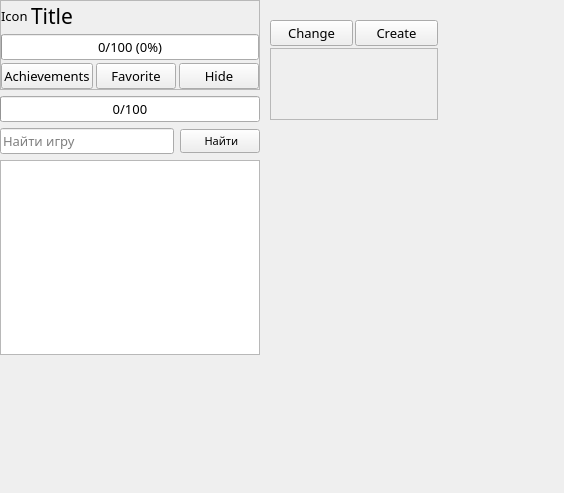
Before: the Qt Designer form AraSteamManager/subform/formgames.ui in Arankir/AraSteamManager, drawn with Qt 5.
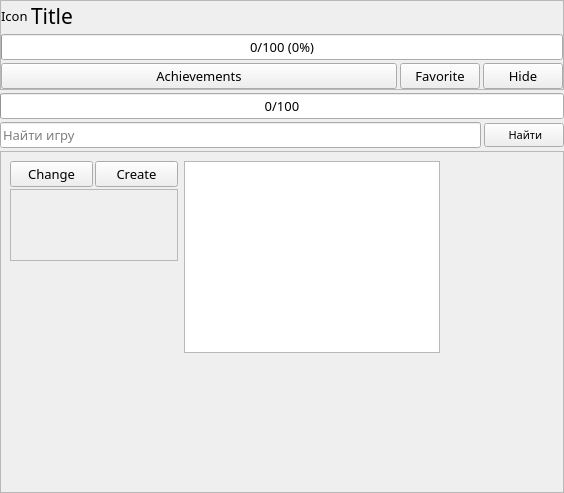
After: the same form once the commit is applied.

```diff
--- a/AraSteamManager/subform/formgames.ui
+++ b/AraSteamManager/subform/formgames.ui
@@ -19,18 +19,9 @@
   <property name="windowTitle">
    <string>SteamAchievementsStatistic</string>
   </property>
-  <widget class="QFrame" name="FrameGroup">
-   <property name="geometry">
-    <rect>
-     <x>270</x>
-     <y>20</y>
-     <width>168</width>
-     <height>100</height>
-    </rect>
-   </property>
-   <layout class="QVBoxLayout" name="verticalLayout">
+  <layout class="QVBoxLayout" name="verticalLayout_2">
     <property name="spacing">
-     <number>2</number>
+    <number>3</number>
     </property>
     <property name="leftMargin">
      <number>0</number>
@@ -44,61 +35,14 @@
     <property name="bottomMargin">
      <number>0</number>
     </property>
-    <item>
-     <layout class="QHBoxLayout" name="horizontalLayout_4">
-      <item>
-       <widget class="QPushButton" name="ButtonChangeGroup">
-        <property name="text">
-         <string>Change</string>
-        </property>
-       </widget>
-      </item>
-      <item>
-       <widget class="QPushButton" name="ButtonCreateGroup">
-        <property name="text">
-         <string>Create</string>
-        </property>
-       </widget>
-      </item>
-     </layout>
-    </item>
-    <item>
-     <widget class="QScrollArea" name="ScrollAreaGroup">
-      <property name="sizePolicy">
-       <sizepolicy hsizetype="Minimum" vsizetype="Expanding">
-        <horstretch>0</horstretch>
-        <verstretch>0</verstretch>
-       </sizepolicy>
-      </property>
-      <property name="widgetResizable">
-       <bool>true</bool>
-      </property>
-      <widget class="QWidget" name="scrollAreaWidgetContents_2">
-       <property name="geometry">
-        <rect>
-         <x>0</x>
-         <y>0</y>
-         <width>166</width>
-         <height>68</height>
-        </rect>
-       </property>
-      </widget>
-     </widget>
-    </item>
-   </layout>
-  </widget>
-  <widget class="QWidget" name="">
-   <property name="geometry">
-    <rect>
-     <x>0</x>
-     <y>0</y>
-     <width>260</width>
-     <height>355</height>
-    </rect>
-   </property>
-   <layout class="QVBoxLayout" name="mainLayout">
     <item>
      <widget class="QFrame" name="FrameGame">
+     <property name="sizePolicy">
+      <sizepolicy hsizetype="Preferred" vsizetype="Minimum">
+       <horstretch>0</horstretch>
+       <verstretch>0</verstretch>
+      </sizepolicy>
+     </property>
       <property name="frameShape">
        <enum>QFrame::StyledPanel</enum>
       </property>
@@ -136,7 +80,7 @@
          <item>
           <widget class="QLabel" name="LabelTitleGame">
            <property name="sizePolicy">
-            <sizepolicy hsizetype="Expanding" vsizetype="Preferred">
+           <sizepolicy hsizetype="Expanding" vsizetype="Fixed">
              <horstretch>0</horstretch>
              <verstretch>0</verstretch>
             </sizepolicy>
@@ -217,6 +161,12 @@
      <layout class="QHBoxLayout" name="horizontalLayout">
       <item>
        <widget class="QLineEdit" name="LineEditGame">
+       <property name="sizePolicy">
+        <sizepolicy hsizetype="Expanding" vsizetype="Fixed">
+         <horstretch>0</horstretch>
+         <verstretch>0</verstretch>
+        </sizepolicy>
+       </property>
         <property name="font">
          <font>
           <family>Ebrima</family>
@@ -233,6 +183,12 @@
         <property name="enabled">
          <bool>true</bool>
         </property>
+       <property name="sizePolicy">
+        <sizepolicy hsizetype="Minimum" vsizetype="Fixed">
+         <horstretch>0</horstretch>
+         <verstretch>0</verstretch>
+        </sizepolicy>
+       </property>
         <property name="font">
          <font>
           <family>Ebrima</family>
@@ -247,7 +203,28 @@
      </layout>
     </item>
     <item>
+    <widget class="QFrame" name="FrameGames">
+     <property name="sizePolicy">
+      <sizepolicy hsizetype="Preferred" vsizetype="Expanding">
+       <horstretch>0</horstretch>
+       <verstretch>0</verstretch>
+      </sizepolicy>
+     </property>
+     <property name="frameShape">
+      <enum>QFrame::StyledPanel</enum>
+     </property>
+     <property name="frameShadow">
+      <enum>QFrame::Raised</enum>
+     </property>
      <widget class="QTableWidget" name="TableWidgetGames">
+      <property name="geometry">
+       <rect>
+        <x>184</x>
+        <y>10</y>
+        <width>256</width>
+        <height>192</height>
+       </rect>
+      </property>
       <property name="selectionBehavior">
        <enum>QAbstractItemView::SelectRows</enum>
       </property>
@@ -258,9 +235,77 @@
        <bool>false</bool>
       </attribute>
      </widget>
-    </item>
-   </layout>
-  </widget>
+     <widget class="QFrame" name="FrameGroup">
+      <property name="geometry">
+       <rect>
+        <x>10</x>
+        <y>10</y>
+        <width>168</width>
+        <height>100</height>
+       </rect>
+      </property>
+      <layout class="QVBoxLayout" name="verticalLayout">
+       <property name="spacing">
+        <number>2</number>
+       </property>
+       <property name="leftMargin">
+        <number>0</number>
+       </property>
+       <property name="topMargin">
+        <number>0</number>
+       </property>
+       <property name="rightMargin">
+        <number>0</number>
+       </property>
+       <property name="bottomMargin">
+        <number>0</number>
+       </property>
+       <item>
+        <layout class="QHBoxLayout" name="horizontalLayout_4">
+         <item>
+          <widget class="QPushButton" name="ButtonChangeGroup">
+           <property name="text">
+            <string>Change</string>
+           </property>
+          </widget>
+         </item>
+         <item>
+          <widget class="QPushButton" name="ButtonCreateGroup">
+           <property name="text">
+            <string>Create</string>
+           </property>
+          </widget>
+         </item>
+        </layout>
+       </item>
+       <item>
+        <widget class="QScrollArea" name="ScrollAreaGroup">
+         <property name="sizePolicy">
+          <sizepolicy hsizetype="Minimum" vsizetype="Expanding">
+           <horstretch>0</horstretch>
+           <verstretch>0</verstretch>
+          </sizepolicy>
+         </property>
+         <property name="widgetResizable">
+          <bool>true</bool>
+         </property>
+         <widget class="QWidget" name="scrollAreaWidgetContents_2">
+          <property name="geometry">
+           <rect>
+            <x>0</x>
+            <y>0</y>
+            <width>166</width>
+            <height>68</height>
+           </rect>
+          </property>
+         </widget>
+        </widget>
+       </item>
+      </layout>
+     </widget>
+    </widget>
+   </item>
+  </layout>
  </widget>
  <tabstops>
   <tabstop>LineEditGame</tabstop>
```
Left out of the diff: 1 changed line with no effect on the pictures. Lines whose indentation alone changed are shown as unchanged.
